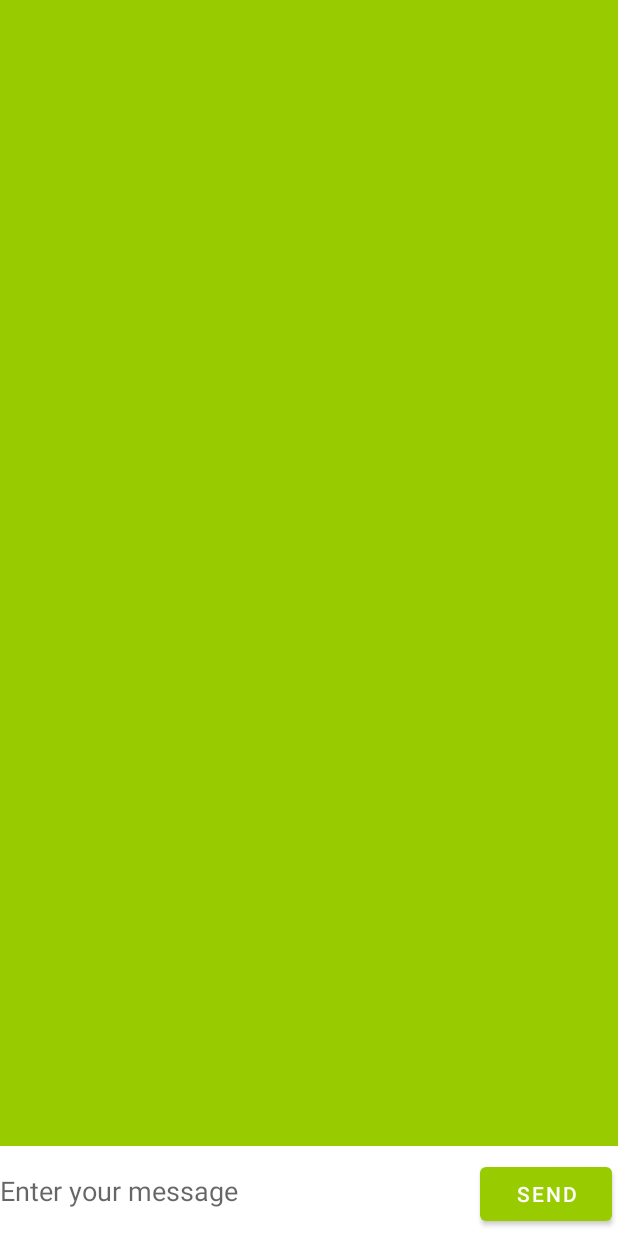
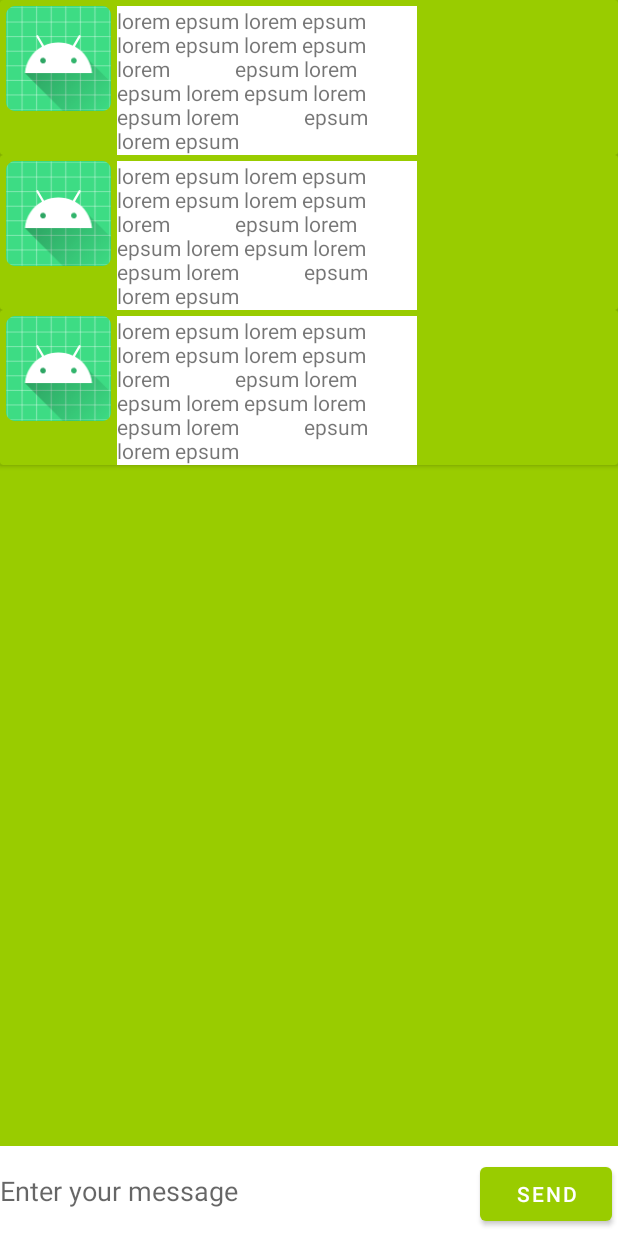
Before and after one commit to Priyanka-Sachan/PenCast, an Android app: the layout fragment_chat.xml on its own in the app's theme, with its tools: preview values and no code run, on a phone screen of 412 x 824 dp. Run offline under Robolectric (Android 15) with nearby library versions, the phone set to English and light mode, and no system bars.

Commit message:
Chat UI and adapter

```diff
--- a/app/build.gradle
+++ b/app/build.gradle
@@ -34,6 +34,10 @@ android {
 
     dataBinding {
         enabled = true
+    }
+
+    androidExtensions {
+        experimental = true
     }
 }
 
--- /dev/null
+++ b/app/src/main/java/com/example/pencast/ui/chat/Chat.kt
@@ -0,0 +1,3 @@
+package com.example.pencast.ui.chat
+
+data class Chat(var profileImage: String,var message: String)
--- a/app/src/main/java/com/example/pencast/ui/friend/Friend.kt
+++ b/app/src/main/java/com/example/pencast/ui/friend/Friend.kt
@@ -1,5 +1,9 @@
 package com.example.pencast.ui.friend
 
-data class Friend(var uid: String ,var profileImage: String,var username: String) {
+import android.os.Parcelable
+import kotlinx.android.parcel.Parcelize
+
+@Parcelize
+data class Friend(var uid: String, var profileImage: String, var username: String) : Parcelable{
     constructor():this("","","")
 }
--- a/app/src/main/java/com/example/pencast/ui/friend/FriendsFragment.kt
+++ b/app/src/main/java/com/example/pencast/ui/friend/FriendsFragment.kt
@@ -48,7 +48,7 @@ class FriendsFragment() : Fragment() {
                             val userItem = item as FriendItem
                             findNavController(this@FriendsFragment).navigate(
                                 FriendsFragmentDirections.actionNavigationFriendsToNavigationChat(
-                                    userItem.friend.username
+                                    userItem.friend
                                 )
                             )
                         }
--- /dev/null
+++ b/app/src/main/res/layout/card_chat_from.xml
@@ -0,0 +1,39 @@
+<?xml version="1.0" encoding="utf-8"?>
+<androidx.cardview.widget.CardView xmlns:android="http://schemas.android.com/apk/res/android"
+    xmlns:app="http://schemas.android.com/apk/res-auto"
+    android:layout_width="match_parent"
+    android:layout_height="wrap_content"
+    app:cardBackgroundColor="@color/colorPrimary">
+
+    <androidx.constraintlayout.widget.ConstraintLayout
+        android:layout_width="match_parent"
+        android:layout_height="match_parent">
+
+        <ImageView
+            android:id="@+id/image_from"
+            android:layout_width="70dp"
+            android:layout_height="70dp"
+            android:layout_margin="4dp"
+            android:src="@mipmap/ic_launcher_round"
+            android:scaleType="centerCrop"
+            app:layout_constraintLeft_toLeftOf="parent"
+            app:layout_constraintTop_toTopOf="parent" />
+
+        <TextView
+            android:id="@+id/message_from"
+            android:layout_width="wrap_content"
+            android:layout_height="wrap_content"
+            android:layout_margin="4dp"
+            android:background="@android:color/white"
+            android:maxWidth="200dp"
+            android:text="lorem epsum lorem epsum lorem epsum lorem epsum lorem
+            epsum lorem epsum lorem epsum lorem epsum lorem
+            epsum lorem epsum "
+            app:layout_constraintLeft_toRightOf="@id/image_from"
+            app:layout_constraintTop_toTopOf="parent" />
+
+
+    </androidx.constraintlayout.widget.ConstraintLayout>
+
+
+</androidx.cardview.widget.CardView>
--- a/app/src/main/res/layout/fragment_chat.xml
+++ b/app/src/main/res/layout/fragment_chat.xml
@@ -11,8 +11,11 @@
         android:layout_width="match_parent"
         android:layout_height="match_parent"
         android:background="@android:color/holo_green_light"
+        android:layout_marginBottom="16dp"
         app:layout_constraintBottom_toTopOf="@id/chat_message"
-        app:layout_constraintTop_toTopOf="parent"/>
+        app:layout_constraintTop_toTopOf="parent"
+        app:layoutManager="androidx.recyclerview.widget.LinearLayoutManager"
+        tools:listitem="@layout/card_chat_from"/>
 
     <EditText
         android:id="@+id/chat_message"
--- a/app/src/main/res/navigation/mobile_navigation.xml
+++ b/app/src/main/res/navigation/mobile_navigation.xml
@@ -39,7 +39,7 @@
             app:destination="@id/navigation_chat_list" />
         <argument
             android:name="friend"
-            app:argType="string" />
+            app:argType="com.example.pencast.ui.friend.Friend" />
     </fragment>
     <fragment
         android:id="@+id/navigation_friends"
```
Also changed, not shown: app/src/main/java/com/example/pencast/ui/chat/ChatFragment.kt (+25 -3 lines), app/src/main/java/com/example/pencast/ui/chat/ChatFromItem.kt (added, +21 -0 lines), app/src/main/java/com/example/pencast/ui/chat/ChatToItem.kt (added, +22 -0 lines), app/src/main/res/layout/card_chat_to.xml (added, +37 -0 lines).
